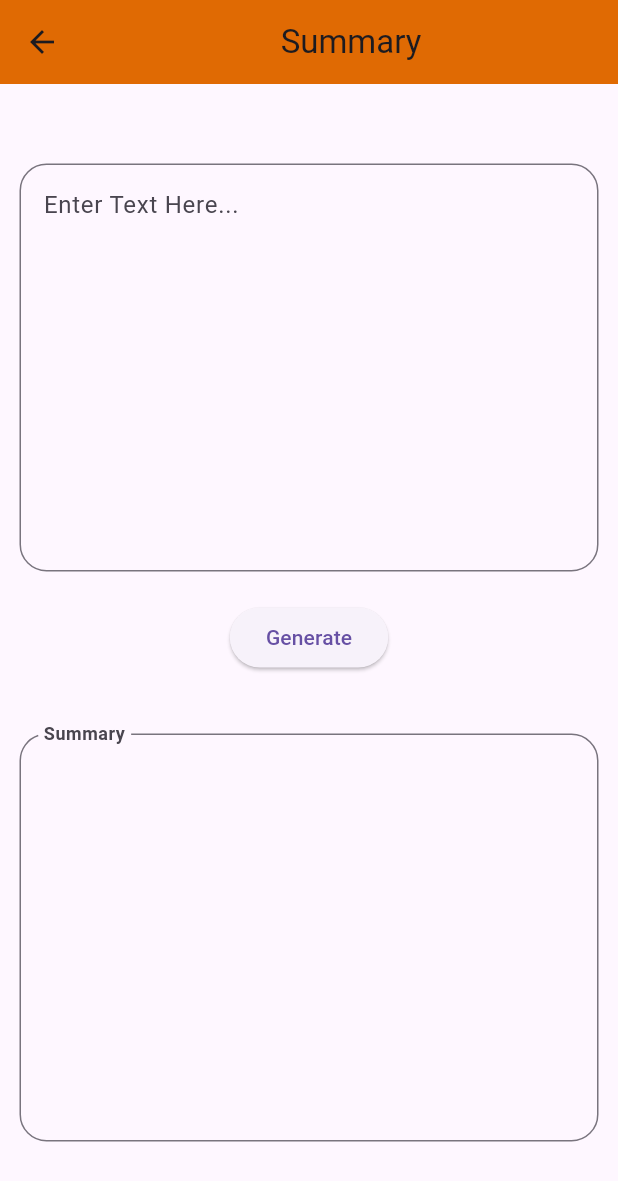
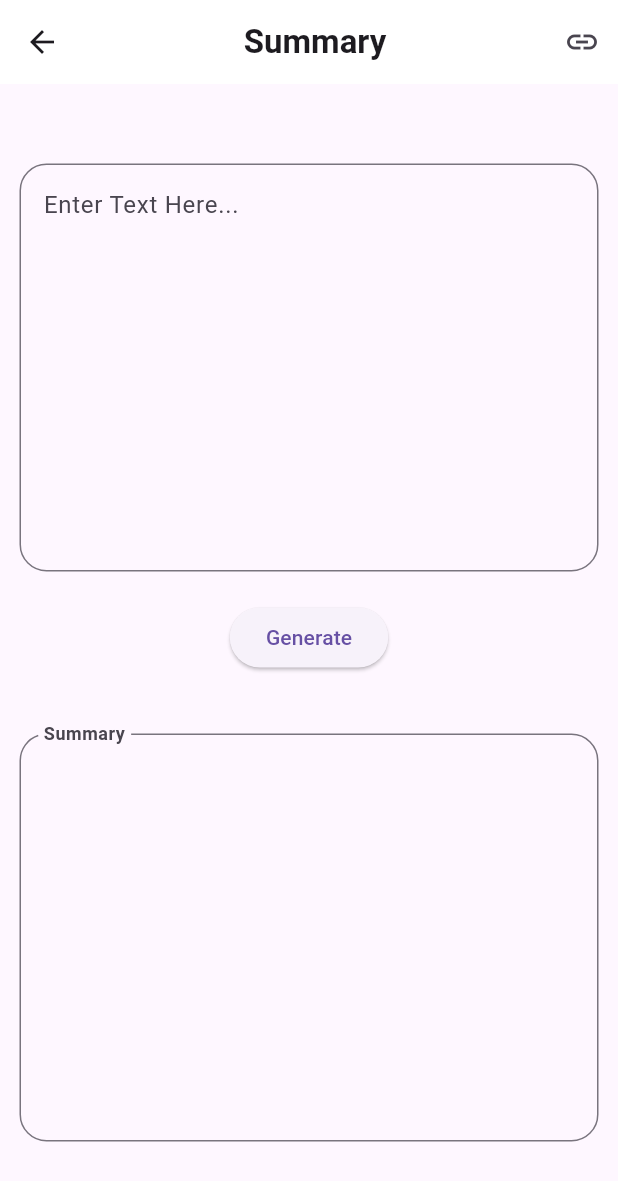
Before and after one commit to Wasiue03/linguotech, a Flutter app: the SummaryGeneratorScreen screen opened by its route, on a phone screen of 412 x 824 dp. Shown: the top 1181 px of the screen. Run offline on Flutter 3.47's test engine with Material 3 defaults, Android fonts, the phone set to English and light mode, and no system bars; our stand-ins replace cloud_firestore, firebase_auth, firebase_core, flutter_tts, google_sign_in, shared_preferences; missing offline and left inert: clipboard; accounts and stored records are empty.

Commit message:
added link icon

```diff
--- a/lib/Screens/Summarization/summary.dart
+++ b/lib/Screens/Summarization/summary.dart
@@ -26,8 +26,18 @@ class _SummaryGeneratorScreenState extends State<SummaryGeneratorScreen> {
   Widget build(BuildContext context) {
     return Scaffold(
       appBar: AppBar(
-        title: Center(child: Text('Summary')),
-        backgroundColor: Color.fromARGB(255, 224, 106, 3),
+        title: Center(
+            child: Text(
+          'Summary',
+          style: TextStyle(fontWeight: FontWeight.bold),
+        )),
+        backgroundColor: Colors.white,
+        actions: [
+          IconButton(
+            icon: Icon(Icons.link),
+            onPressed: () {},
+          )
+        ],
       ),
       body: SingleChildScrollView(
         child: Padding(
```
